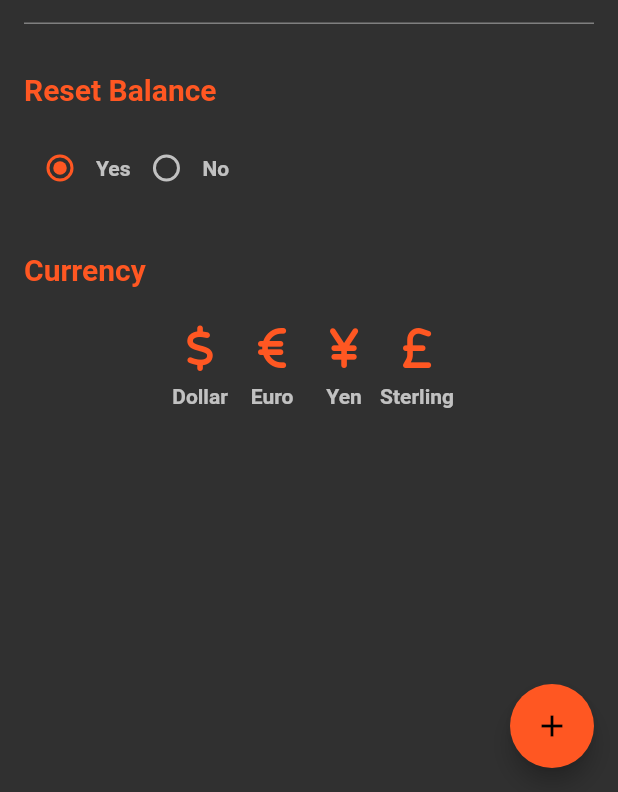
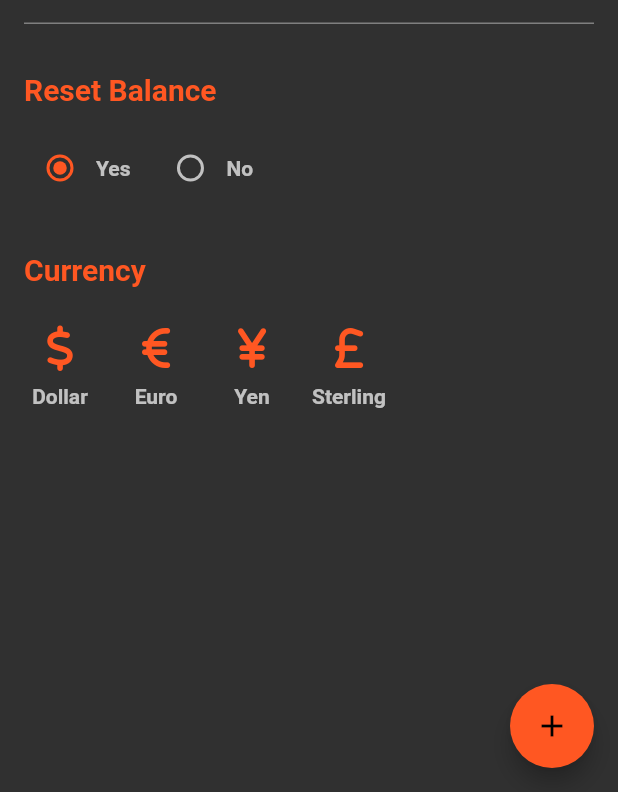
Before and after one commit to kolbe-ryo/budget_scouter, a Flutter app: the MoneyMeterInitialSettingModal screen opened directly, on a phone screen of 412 x 824 dp, the part 444-1236 px from its top. Run offline on Flutter 3.47's test engine with Material 2 defaults, Android fonts, the phone set to English and light mode, and no system bars; our stand-ins replace flutter_riverpod, font_awesome_flutter, freezed_annotation, pie_chart, shared_preferences; accounts and stored records are empty; generated files the repository leaves out were written again.

Commit message:
row padding

```diff
--- a/lib/view/common/currency_select_tile.dart
+++ b/lib/view/common/currency_select_tile.dart
@@ -18,17 +18,20 @@ class CurrencySelectTile extends ConsumerWidget {
   Widget build(BuildContext context, WidgetRef ref) {
     return Column(
       children: [
-        ListTile(
-          contentPadding: const EdgeInsets.only(top: kSpacing),
+        const ListTile(
+          contentPadding: EdgeInsets.only(top: kSpacing),
           title: Text(
             'Currency',
             style: kTextStylePrimary,
           ),
         ),
-        Wrap(
+        Row(
           children: CurrencyDataEnum.values
               .map(
-                (value) => SelectedIconButton(value),
+                (value) => Padding(
+                  padding: const EdgeInsets.only(right: kSpacing),
+                  child: SelectedIconButton(value),
+                ),
               )
               .toList(),
         ),
--- a/lib/view/common/radio_button_tiles.dart
+++ b/lib/view/common/radio_button_tiles.dart
@@ -1,6 +1,9 @@
-import 'package:budget_scouter/constant/style.dart';
-import 'package:budget_scouter/enum/radio_button_enum.dart';
+// Flutter imports:
 import 'package:flutter/material.dart';
+
+// Project imports:
+import '../../constant/style.dart';
+import '../../enum/radio_button_enum.dart';
 
 class RadioButtonTiles extends StatelessWidget {
   const RadioButtonTiles({Key? key, required this.title, required this.description}) : super(key: key);
@@ -31,6 +34,7 @@ class RadioButtonTiles extends StatelessWidget {
               onChanged: (_) => print('yes'),
             ),
             Text(RadioButtonEnum.yes.name, style: kTextStyleSecondary),
+            const SizedBox(width: kSpacing),
             Radio(
               activeColor: kThemeColor,
               value: RadioButtonEnum.no,
--- a/lib/view/modal/money_meter_initital_setting_modal.dart
+++ b/lib/view/modal/money_meter_initital_setting_modal.dart
@@ -1,5 +1,4 @@
 // Flutter imports:
-import 'package:budget_scouter/view/common/radio_button_tiles.dart';
 import 'package:flutter/material.dart';
 
 // Project imports:
@@ -7,6 +6,7 @@ import '../../constant/style.dart';
 import '../common/app_bar.dart';
 import '../common/currency_select_tile.dart';
 import '../common/input_tile.dart';
+import '../common/radio_button_tiles.dart';
 
 class MoneyMeterInitialSettingModal extends StatelessWidget {
   const MoneyMeterInitialSettingModal({Key? key}) : super(key: key);
```
Also changed, not shown: pubspec.lock, 1 other file.
